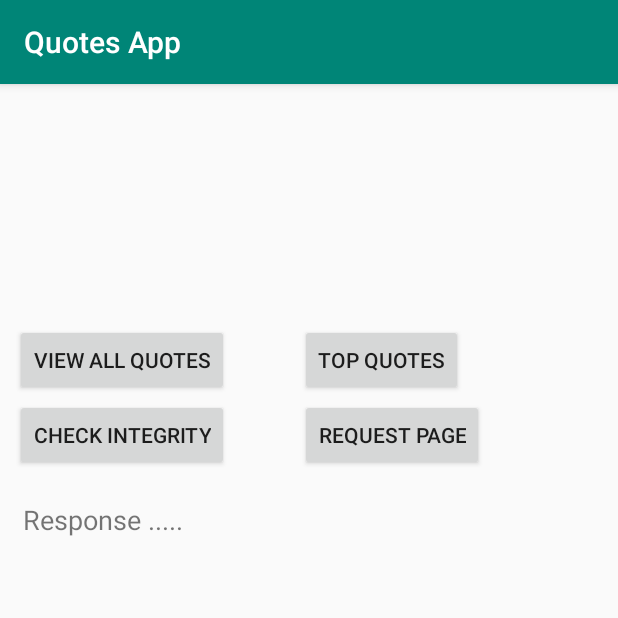
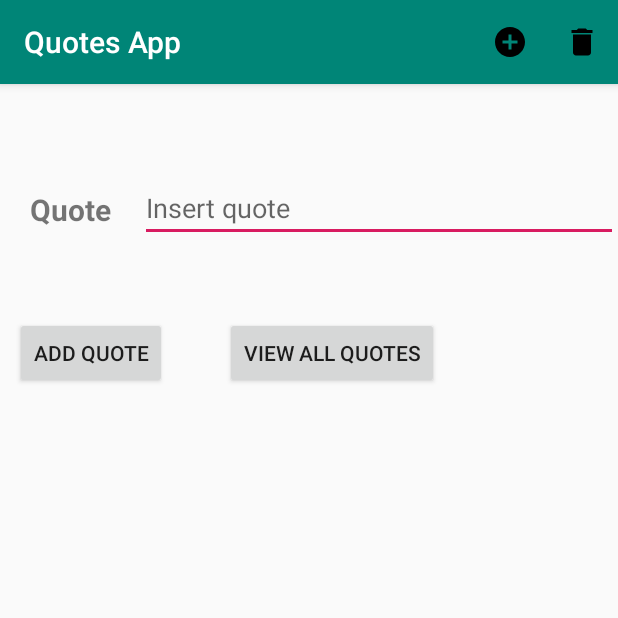
Before and after one commit to IoanaRoxana96/QuotesApp, an Android app: the AddQuote screen opened directly, with no data from a screen before it, on a phone screen of 412 x 824 dp, the top half of it. Run offline under Robolectric (Android 15) with nearby library versions, the phone set to English and light mode, and no system bars.

Commit message:
aranjare list view, adaugare checkbox pentru listview si buton add quote functional

```diff
--- a/app/src/main/java/com/example/quotesapp/AddQuote.java
+++ b/app/src/main/java/com/example/quotesapp/AddQuote.java
@@ -1,5 +1,6 @@
 package com.example.quotesapp;
 
+import android.content.Context;
 import android.content.Intent;
 
 import android.os.Bundle;
@@ -17,7 +18,7 @@ public class AddQuote extends ViewAllQuotes {
     @Override
     protected void onCreate(Bundle savedInstanceState) {
         super.onCreate(savedInstanceState);
-        setContentView(R.layout.activity_main);
+        setContentView(R.layout.add_quote);
 
         db = new DatabaseHelper(this);
         addQuoteTxt = findViewById(R.id.editQuote);
@@ -60,7 +61,12 @@ public class AddQuote extends ViewAllQuotes {
                 });
     }
 
+    public static void start(Context ctx) {
+        Intent intent = new Intent(ctx, AddQuote.class);
+        intent.addFlags(Intent.FLAG_ACTIVITY_CLEAR_TOP);
+        ctx.startActivity(intent);
 
+    }
 
 
 }
--- a/app/src/main/java/com/example/quotesapp/DatabaseHelper.java
+++ b/app/src/main/java/com/example/quotesapp/DatabaseHelper.java
@@ -79,6 +79,6 @@ public class DatabaseHelper extends SQLiteOpenHelper {
 
     public Integer deleteQuote(String id) {
         SQLiteDatabase db = this.getWritableDatabase();
-        return db.delete(TABLE_QUOTES, "ID = ?", new String[] {id});
+        return db.delete(TABLE_QUOTES, "ID = ?", new String[] {String.valueOf(id)});
     }
 }
--- a/app/src/main/java/com/example/quotesapp/ViewAllQuotes.java
+++ b/app/src/main/java/com/example/quotesapp/ViewAllQuotes.java
@@ -1,7 +1,14 @@
 package com.example.quotesapp;
 
+import android.content.Intent;
 import android.database.Cursor;
 import android.os.Bundle;
+import android.view.ActionMode;
+import android.view.Menu;
+import android.view.MenuItem;
+import android.widget.CheckBox;
+import android.widget.CompoundButton;
+import android.widget.CompoundButton.OnCheckedChangeListener;
 import android.widget.ListView;
 import android.widget.Toast;
 
@@ -14,16 +21,30 @@ public class ViewAllQuotes extends AppCompatActivity {
 
     DatabaseHelper db;
     ArrayList<Quote> quotesList;
+    Quote quote;
     ListView listView;
-    Quote quote;
+
+    private ActionMode mActionMode;
+    private CheckBox checkBox;
 
     @Override
     protected void onCreate(@Nullable Bundle savedInstanceState) {
         super.onCreate(savedInstanceState);
         setContentView(R.layout.viewallquotes_layout);
 
+        checkBox = (CheckBox) findViewById(R.id.checkbox_item);
+       /* checkBox.setOnCheckedChangeListener(new CompoundButton.OnCheckedChangeListener() {
+
+            @Override
+            public void onCheckedChanged(CompoundButton buttonView, boolean isChecked) {
+                if(isChecked)
+                    mActionMode = ViewAllQuotes.this.startActivity(new ActionBarCallBack());
+                else
+                    mActionMode.finish();
+            }
+        });*/
+
         db  = new DatabaseHelper(this);
-
         quotesList = new ArrayList<>();
         Cursor res = db.getAllQuotes();
         int numRows = res.getCount();
@@ -39,4 +60,55 @@ public class ViewAllQuotes extends AppCompatActivity {
             listView.setAdapter(adapter);
         }
     }
+/*
+    class ActionBarCallBack implements ActionMode.Callback {
+        @Override
+        public boolean onActionItemClicked(ActionMode mode, MenuItem item) {
+            return false;
+        }
+
+        @Override
+        public boolean onCreateActionMode(ActionMode mode, Menu menu) {
+            mode.getMenuInflater().inflate(R.menu.contextual_menu, menu);
+            return true;
+        }
+    }*/
+
+    @Override
+    public boolean onCreateOptionsMenu(Menu menu) {
+        getMenuInflater().inflate(R.menu.main, menu);
+        return super.onCreateOptionsMenu(menu);
+
+    }
+
+    @Override
+    public boolean onOptionsItemSelected(MenuItem item) {
+        int id = item.getItemId();
+        if (id == R.id.action_add) {
+            Intent intent = new Intent(this, AddQuote.class);
+            startActivity(intent);
+            return true;
+        } else if (id == R.id.action_delete) {
+            Cursor res = db.getAllQuotes();
+            Integer deleteRows = db.deleteQuote(res.getString(0));
+            if (deleteRows > 0)
+                Toast.makeText(ViewAllQuotes.this, "Quote deleted!", Toast.LENGTH_LONG).show();
+            else
+                Toast.makeText(ViewAllQuotes.this, "Quote already deleted or id doesn't exist!", Toast.LENGTH_LONG).show();
+        }
+        return super.onOptionsItemSelected(item);
+    }
+
+/*
+    @Override
+    public void onDestroyActionMode(ActionMode mode) {
+
+    }
+
+    @Override
+    public boolean onPrepareActionMode (ActionMode mode, Menu menu) {
+        mode.setTitle("CheckBox is checked");
+        return false;
+    }
+*/
 }
--- a/app/src/main/java/com/example/quotesapp/ViewTopQuotes.java
+++ b/app/src/main/java/com/example/quotesapp/ViewTopQuotes.java
@@ -2,6 +2,7 @@ package com.example.quotesapp;
 
 import android.database.Cursor;
 import android.os.Bundle;
+import android.view.Menu;
 import android.widget.ListView;
 import android.widget.Toast;
 
@@ -21,7 +22,7 @@ public class ViewTopQuotes extends AppCompatActivity {
         super.onCreate(savedInstanceState);
         setContentView(R.layout.viewtopquotes_layout);
 
-        db  = new DatabaseHelper(this);
+        db = new DatabaseHelper(this);
 
         quotesList = new ArrayList<>();
         Cursor res = db.getTop();
--- /dev/null
+++ b/app/src/main/res/menu/main.xml
@@ -0,0 +1,19 @@
+<?xml version="1.0" encoding="utf-8"?>
+<menu xmlns:android="http://schemas.android.com/apk/res/android"
+    xmlns:app="http://schemas.android.com/apk/res-auto"
+    xmlns:tools="http://schemas.android.com/tools"
+    tools:context=".ViewAllQuotes">
+
+    <item
+        android:id="@+id/action_add"
+        android:icon="@drawable/add"
+        android:title="Add"
+        app:showAsAction="always"/>
+
+    <item
+        android:id="@+id/action_delete"
+        android:icon="@drawable/delete"
+        android:title="Delete"
+        app:showAsAction="always"/>
+
+</menu>
```
Also changed, not shown: app/src/main/java/com/example/quotesapp/Quote.java (+14 -0 lines), app/src/main/res/layout/list_adapter_view.xml (+49 -13 lines), app/src/main/res/layout/list_adapter_view_top.xml (+8 -0 lines), app/src/main/res/layout/viewallquotes_layout.xml (+20 -1 lines), app/src/main/res/layout/viewtopquotes_layout.xml (+36 -0 lines).
